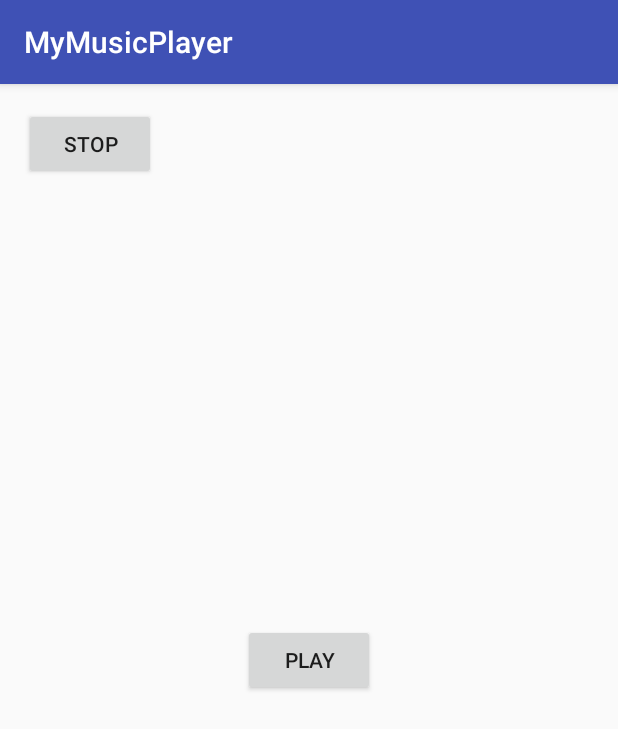
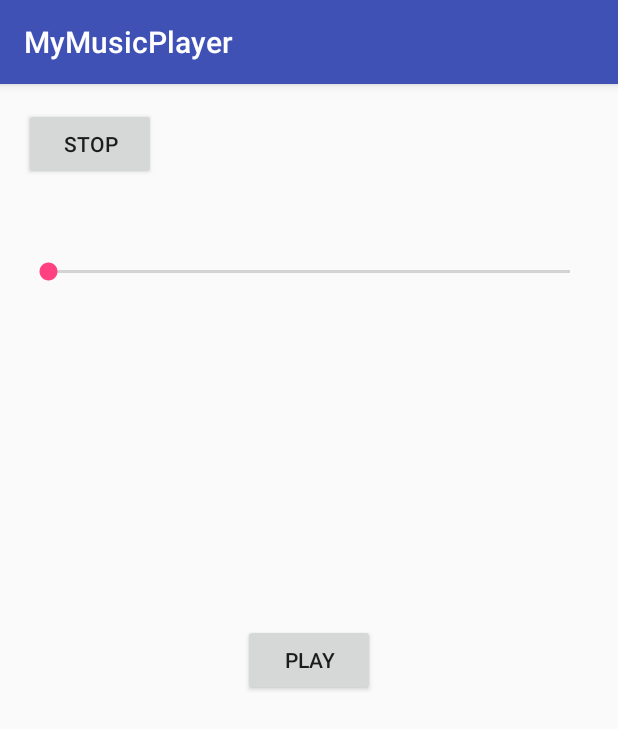
Before and after one commit to is161518/MyMusicPlayer, an Android app: the screen it shows after launch (MainActivity), on a phone screen of 412 x 824 dp. Shown: the top 729 px of the screen. Run offline under Robolectric (Android 15) with nearby library versions, the phone set to English and light mode, and no system bars.

Commit message:
commit inside MainActivity.java

```diff
--- a/app/src/main/java/local/is161518_is161523/mymusicplayer/MainActivity.java
+++ b/app/src/main/java/local/is161518_is161523/mymusicplayer/MainActivity.java
@@ -15,15 +15,31 @@ import android.app.NotificationManager;
 import android.app.PendingIntent;
 import android.app.Service;
 import android.content.Intent;
+import android.widget.SeekBar;
 import android.widget.Toast;
 
 import java.io.File;
 import java.io.IOException;
 
+/*
+QUELLEN
+http://blog.nkdroidsolutions.com/android-foreground-service-example-tutorial/
+
+
+Playing Music works
+
+missing:
+SeekBar [Statusinfo]
+Ask User to grant access
+
+
+ */
+
 public class MainActivity extends AppCompatActivity {
 
     public static String TAG ="1234";
     private MediaPlayer mediaPlayer;
+    private SeekBar sb_Status;
 
     @Override
     protected void onCreate(Bundle savedInstanceState) {
@@ -32,6 +48,7 @@ public class MainActivity extends AppCompatActivity {
 
         Button btn_play = (Button) findViewById(R.id.btn_play);
         Button btn_stop = (Button) findViewById(R.id.btn_stop);
+        sb_Status = (SeekBar) findViewById(R.id.sb_Status);
 
         btn_play.setOnClickListener(new View.OnClickListener(){
             @Override
@@ -53,38 +70,38 @@ public class MainActivity extends AppCompatActivity {
         });
 
 
-    play();
+    //play();
     }
 
     public void play(){
         String PATH_TO_FILE = "/sdcard/Music/test.mp3";
-  /*'      mediaPlayer = new  MediaPlayer();
+        mediaPlayer = new  MediaPlayer();
         try {
             mediaPlayer.setDataSource(PATH_TO_FILE);
             mediaPlayer.prepare();
         }catch (IOException e){Log.i(TAG,"IOException"+e.toString());}
         mediaPlayer.start();
-*/
 
 
-        File file = new File(PATH_TO_FILE);
+
+        File file = new File("/sdcard/Music/test.mp3");
         if(file.exists())
         {
-            Log.i(TAG,"File exist");
+            Log.i(TAG,"File exist"+Environment.getExternalStorageDirectory().getAbsolutePath().toString());
         }
         else
         {
             Log.i(TAG,"NO File");
         }
 
-            MediaPlayer mPlayer = new MediaPlayer();
+      /*      MediaPlayer mPlayer = new MediaPlayer();
         Uri myUri = Uri.parse(PATH_TO_FILE);
         mPlayer.setAudioStreamType(AudioManager.STREAM_MUSIC);
         try{
         mPlayer.setDataSource(getApplicationContext(), myUri);
         mPlayer.prepare();
         }catch (IOException e){Log.i(TAG,"IOException: "+e.toString());}
-        mPlayer.start();
+        mPlayer.start();*/
     }
 
 
--- a/app/src/main/res/layout/activity_main.xml
+++ b/app/src/main/res/layout/activity_main.xml
@@ -24,4 +24,10 @@
         android:id="@+id/btn_play"
         android:layout_centerVertical="true"
         android:layout_centerHorizontal="true" />
+
+    <SeekBar
+        android:layout_width="match_parent"
+        android:layout_height="wrap_content"
+        android:layout_marginTop="100dp"
+        android:id="@+id/sb_Status"/>
 </RelativeLayout>
```
Also changed, not shown: app/src/main/AndroidManifest.xml (+6 -3 lines).
